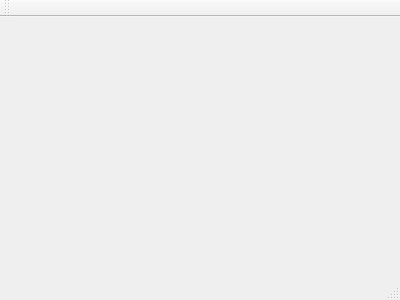
Above: sortsmainwindow.ui from imbirrr/Sorts before the change. Below: the same form after it.
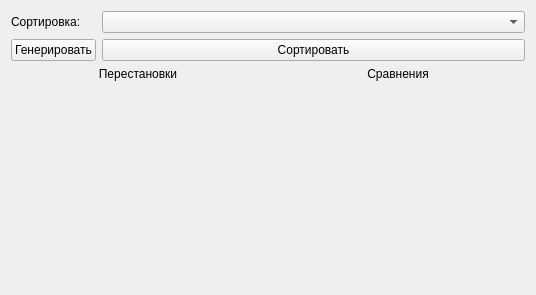
That is the form after the change.

What changed in the file:
```diff
--- a/sortsmainwindow.ui
+++ b/sortsmainwindow.ui
@@ -1,24 +1,82 @@
 <ui version="4.0">
  <class>SortsMainWindow</class>
- <widget class="QMainWindow" name="SortsMainWindow" >
-  <property name="geometry" >
+ <widget class="QMainWindow" name="SortsMainWindow">
+  <property name="geometry">
    <rect>
     <x>0</x>
     <y>0</y>
-    <width>400</width>
-    <height>300</height>
+    <width>536</width>
+    <height>295</height>
    </rect>
   </property>
   <property name="windowTitle" >
    <string>SortsMainWindow</string>
   </property>
-  <widget class="QMenuBar" name="menuBar" />
-  <widget class="QToolBar" name="mainToolBar" />
-  <widget class="QWidget" name="centralWidget" />
-  <widget class="QStatusBar" name="statusBar" />
+  <widget class="QWidget" name="centralWidget">
+   <layout class="QVBoxLayout" name="verticalLayout">
+    <item>
+     <layout class="QFormLayout" name="formLayout">
+      <item row="0" column="0">
+       <widget class="QLabel" name="label">
+        <property name="text">
+         <string>Сортировка:</string>
+        </property>
+       </widget>
+      </item>
+      <item row="0" column="1">
+       <widget class="QComboBox" name="sortChooser"/>
+      </item>
+      <item row="1" column="0">
+       <widget class="QPushButton" name="generateButton">
+        <property name="text">
+         <string>Генерировать</string>
+        </property>
+       </widget>
+      </item>
+      <item row="1" column="1">
+       <widget class="QPushButton" name="sortButton">
+        <property name="text">
+         <string>Сортировать</string>
+        </property>
+       </widget>
+      </item>
+      <item row="3" column="0" colspan="2">
+       <widget class="QLabel" name="statusLabel">
+        <property name="text">
+         <string/>
+        </property>
+       </widget>
+      </item>
+      <item row="2" column="0" colspan="2">
+       <layout class="QHBoxLayout" name="horizontalLayout_2">
+        <item>
+         <widget class="QLabel" name="swapsLabel">
+          <property name="text">
+           <string>Перестановки</string>
+          </property>
+          <property name="alignment">
+           <set>Qt::AlignCenter</set>
+          </property>
+         </widget>
+        </item>
+        <item>
+         <widget class="QLabel" name="comparisonsLabel">
+          <property name="text">
+           <string>Сравнения</string>
+          </property>
+          <property name="alignment">
+           <set>Qt::AlignCenter</set>
+          </property>
+         </widget>
+        </item>
+       </layout>
+      </item>
+     </layout>
+    </item>
+   </layout>
+  </widget>
  </widget>
- <layoutDefault spacing="6" margin="11" />
- <pixmapfunction></pixmapfunction>
+ <layoutdefault spacing="6" margin="11"/>
  <resources/>
  <connections/>
 </ui>
```
Left out of the diff: 3 changed lines with no effect on the pictures.
